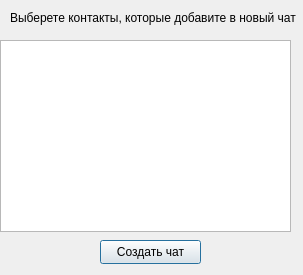
Prophet35208/Messenger, file Cleint/client/dialoggroupchat.ui: the form before one commit.
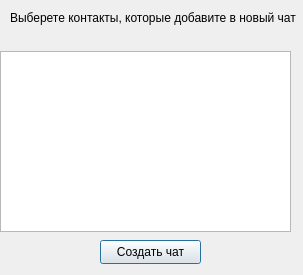
The form after the commit.

Diff of the .ui file:
```diff
--- a/Cleint/client/dialoggroupchat.ui
+++ b/Cleint/client/dialoggroupchat.ui
@@ -17,9 +17,9 @@
    <property name="geometry">
     <rect>
      <x>0</x>
-     <y>40</y>
+     <y>51</y>
      <width>291</width>
-     <height>192</height>
+     <height>181</height>
     </rect>
    </property>
   </widget>
@@ -49,6 +49,22 @@
     <string>Создать чат</string>
    </property>
   </widget>
+  <widget class="QLabel" name="label_2">
+   <property name="geometry">
+    <rect>
+     <x>10</x>
+     <y>30</y>
+     <width>271</width>
+     <height>20</height>
+    </rect>
+   </property>
+   <property name="text">
+    <string/>
+   </property>
+   <property name="alignment">
+    <set>Qt::AlignCenter</set>
+   </property>
+  </widget>
  </widget>
  <resources/>
  <connections/>
```
